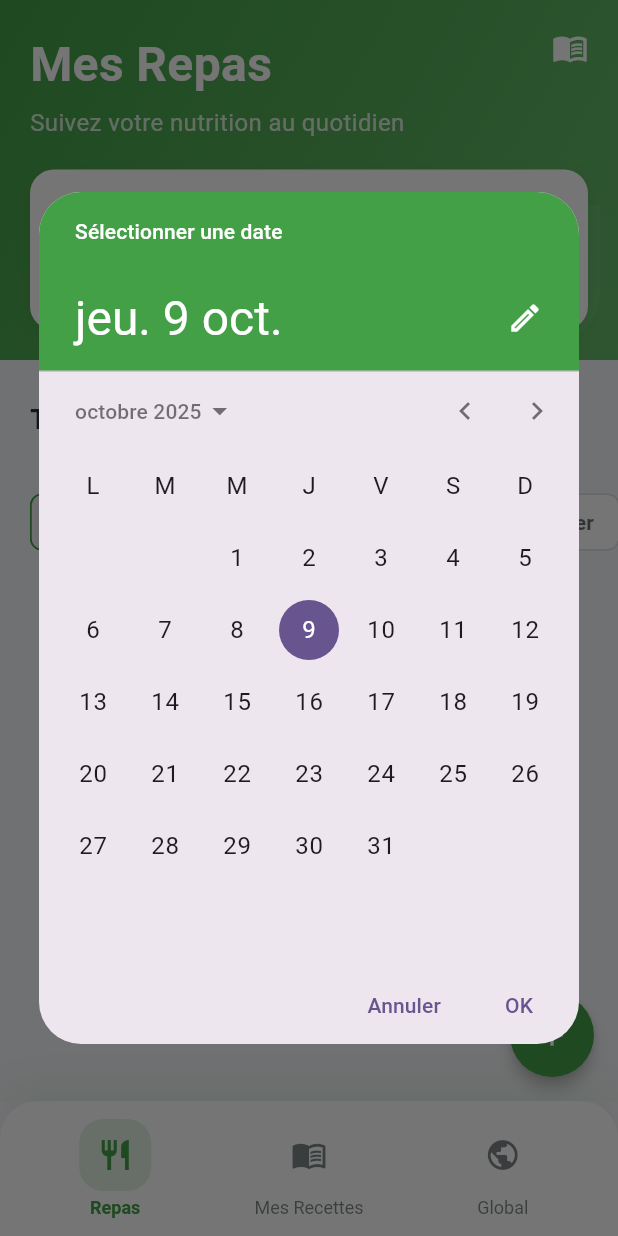
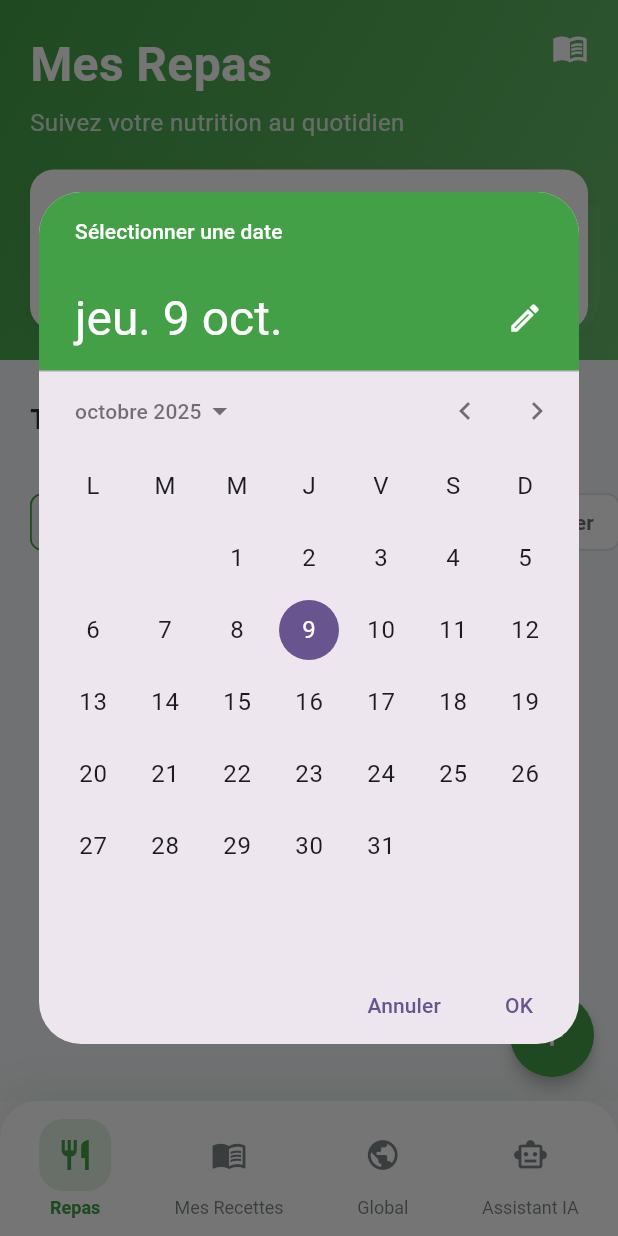
Before and after one commit to monta100/Projet_Mobile, a Flutter app: the screen it shows after launch, after a tap on the "calendar today" icon, on a phone screen of 412 x 824 dp. Run offline on Flutter 3.47's test engine with Material 3 defaults, Android fonts, the light colour scheme and no system bars; our stand-ins replace animate_do, image_picker, sqflite; accounts and stored records are empty.

Commit message:
Add AI chatbot assistant for meal and recipe suggestions
Introduces a new ChatbotRepasScreen with a conversational AI assistant (Snacky) for meal ideas, recipe suggestions, and nutrition discussions. Adds NutriBotBrain and OpenRouterService to handle user intent, interact with an AI API, and store meals/recipes in the database. Updates main navigation to include the chatbot and adds the animate_do package for UI animations.

```diff
--- /dev/null
+++ b/app_nutrition/lib/Screens/chatbot_repas_screen.dart
@@ -0,0 +1,245 @@
+// ignore_for_file: use_super_parameters, library_private_types_in_public_api, unused_element
+
+import 'package:flutter/material.dart';
+import 'package:animate_do/animate_do.dart';
+import '../Services/openrouter_service.dart';
+import '../Theme/app_colors.dart' as theme_colors;
+import '../Services/nutribot_brain.dart';
+
+class ChatbotRepasScreen extends StatefulWidget {
+  const ChatbotRepasScreen({Key? key}) : super(key: key);
+
+  @override
+  State<ChatbotRepasScreen> createState() => _ChatbotRepasScreenState();
+}
+
+class _ChatbotRepasScreenState extends State<ChatbotRepasScreen> {
+  final TextEditingController _controller = TextEditingController();
+  final ScrollController _scrollController = ScrollController();
+  final List<Map<String, String>> _messages = [];
+  final OpenRouterService _openRouter = OpenRouterService();
+  final NutriBotBrain _brain = NutriBotBrain();
+
+  bool _isLoading = false;
+
+  @override
+  void initState() {
+    super.initState();
+    _greetUser();
+  }
+
+  /// 👋 Message d’accueil personnalisé
+  Future<void> _greetUser() async {
+    await Future.delayed(const Duration(milliseconds: 700));
+    setState(() {
+      _messages.add({
+        "sender": "bot",
+        "text":
+            "👋 Coucou ! Moi c’est **Snacky 🍊**, ton compagnon de cuisine et de bien-être 🥗.\nJe peux te proposer des repas, t’écrire des recettes, ou juste papoter 😄.\nAlors, on cuisine quoi aujourd’hui ? 👨‍🍳",
+      });
+    });
+  }
+
+  /// 💬 Envoi de message utilisateur
+  Future<void> _sendMessage() async {
+    final text = _controller.text.trim();
+    if (text.isEmpty) return;
+
+    setState(() {
+      _messages.add({"sender": "user", "text": text});
+      _controller.clear();
+      _isLoading = true;
+    });
+
+    // Scroll vers le bas
+    Future.delayed(const Duration(milliseconds: 100), () {
+      _scrollController.animateTo(
+        _scrollController.position.maxScrollExtent + 120,
+        duration: const Duration(milliseconds: 300),
+        curve: Curves.easeOut,
+      );
+    });
+
+    final response = await _brain.process(text);
+
+    setState(() {
+      _messages.add({"sender": "bot", "text": response});
+      _isLoading = false;
+    });
+
+    Future.delayed(const Duration(milliseconds: 200), () {
+      _scrollController.animateTo(
+        _scrollController.position.maxScrollExtent + 150,
+        duration: const Duration(milliseconds: 300),
+        curve: Curves.easeOut,
+      );
+    });
+  }
+
+  @override
+  Widget build(BuildContext context) {
+    return Scaffold(
+      backgroundColor: const Color(0xFFFAFAFA),
+      appBar: AppBar(
+        backgroundColor: theme_colors.AppColors.primaryColor,
+        elevation: 0,
+        title: Row(
+          children: const [
+            CircleAvatar(
+              radius: 18,
+              backgroundColor: Colors.white,
+              child: Text("🍊", style: TextStyle(fontSize: 20)),
+            ),
+            SizedBox(width: 10),
+            Text(
+              "Snacky",
+              style: TextStyle(
+                fontWeight: FontWeight.bold,
+                fontSize: 18,
+                color: Colors.white,
+                letterSpacing: 0.5,
+              ),
+            ),
+          ],
+        ),
+      ),
+      body: Column(
+        children: [
+          Expanded(
+            child: ListView.builder(
+              controller: _scrollController,
+              padding: const EdgeInsets.all(12),
+              itemCount: _messages.length,
+              itemBuilder: (context, index) {
+                final msg = _messages[index];
+                final isUser = msg["sender"] == "user";
+
+                return FadeInUp(
+                  duration: const Duration(milliseconds: 300),
+                  child: Align(
+                    alignment: isUser
+                        ? Alignment.centerRight
+                        : Alignment.centerLeft,
+                    child: Container(
+                      margin: EdgeInsets.symmetric(
+                        vertical: 8,
+                        horizontal: isUser ? 40 : 8,
+                      ),
+                      padding: const EdgeInsets.all(14),
+                      decoration: BoxDecoration(
+                        color: isUser
+                            ? theme_colors.AppColors.primaryColor
+                            : Colors.white,
+                        borderRadius: BorderRadius.only(
+                          topLeft: const Radius.circular(20),
+                          topRight: const Radius.circular(20),
+                          bottomLeft: Radius.circular(
+                            isUser ? 20 : 0,
+                          ), // bulle arrondie
+                          bottomRight: Radius.circular(
+                            isUser ? 0 : 20,
+                          ), // inverse
+                        ),
+                        boxShadow: [
+                          BoxShadow(
+                            color: Colors.black12.withOpacity(0.05),
+                            blurRadius: 8,
+                            offset: const Offset(2, 4),
+                          ),
+                        ],
+                      ),
+                      child: Text(
+                        msg["text"] ?? "",
+                        style: TextStyle(
+                          fontSize: 16,
+                          color: isUser ? Colors.white : Colors.black87,
+                          height: 1.45,
+                        ),
+                      ),
+                    ),
+                  ),
+                );
+              },
+            ),
+          ),
+
+          // Loader de réflexion Snacky
+          if (_isLoading)
+            Padding(
+              padding: const EdgeInsets.symmetric(vertical: 12),
+              child: Row(
+                mainAxisAlignment: MainAxisAlignment.center,
+                children: const [
+                  SizedBox(
+                    height: 18,
+                    width: 18,
+                    child: CircularProgressIndicator(
+                      strokeWidth: 2,
+                      color: Colors.orange,
+                    ),
+                  ),
+                  SizedBox(width: 8),
+                  Text(
+                    "Snacky réfléchit à une idée délicieuse... 🍳",
+                    style: TextStyle(
+                      fontStyle: FontStyle.italic,
+                      color: Colors.grey,
+                    ),
+                  ),
+                ],
+              ),
+            ),
+
+          // Champ d'entrée
+          Container(
+            color: Colors.white,
+            padding: const EdgeInsets.symmetric(horizontal: 10, vertical: 6),
+            child: SafeArea(
+              child: Row(
+                children: [
+                  Expanded(
+                    child: Container(
+                      padding: const EdgeInsets.symmetric(horizontal: 16),
+                      decoration: BoxDecoration(
+                        color: Colors.orange.shade50,
+                        borderRadius: BorderRadius.circular(30),
+                        border: Border.all(color: Colors.orange.shade200),
+                      ),
+                      child: TextField(
+                        controller: _controller,
+                        decoration: const InputDecoration(
+                          hintText: "Dis quelque chose à Snacky 🍊",
+                          border: InputBorder.none,
+                        ),
+                        onSubmitted: (_) => _sendMessage(),
+                      ),
+                    ),
+                  ),
+                  const SizedBox(width: 8),
+                  GestureDetector(
+                    onTap: _sendMessage,
+                    child: Container(
+                      decoration: BoxDecoration(
+                        color: Colors.orange.shade400,
+                        shape: BoxShape.circle,
+                        boxShadow: [
+                          BoxShadow(
+                            color: Colors.orangeAccent.withOpacity(0.4),
+                            blurRadius: 10,
+                            offset: const Offset(0, 3),
+                          ),
+                        ],
+                      ),
+                      padding: const EdgeInsets.all(12),
+                      child: const Icon(Icons.send, color: Colors.white),
+                    ),
+                  ),
+                ],
+              ),
+            ),
+          ),
+        ],
+      ),
+    );
+  }
+}
--- a/app_nutrition/lib/Screens/main_navigation_screen.dart
+++ b/app_nutrition/lib/Screens/main_navigation_screen.dart
@@ -5,6 +5,7 @@ import '../Theme/app_colors.dart' as theme_colors;
 import 'repas_list_screen.dart';
 import 'my_recettes_screen.dart';
 import 'recettes_global_screen.dart';
+import 'chatbot_repas_screen.dart';
 
 class MainNavigationScreen extends StatefulWidget {
   const MainNavigationScreen({Key? key}) : super(key: key);
@@ -23,6 +24,8 @@ class _MainNavigationScreenState extends State<MainNavigationScreen>
     RepasListScreen(),
     MyRecettesScreen(),
     RecettesGlobalScreen(),
+    ChatbotRepasScreen(), // 👈 ajouté ici
+
   ];
 
   final List<NavigationItem> _navigationItems = [
@@ -44,6 +47,12 @@ class _MainNavigationScreenState extends State<MainNavigationScreen>
       label: 'Global',
       color: Colors.teal,
     ),
+     NavigationItem(
+    icon: Icons.smart_toy_outlined, // 🤖 icône de chatbot
+    activeIcon: Icons.smart_toy,
+    label: 'Assistant IA',
+    color: Colors.deepOrange, // couleur qui ressort bien
+  ),
   ];
 
   @override
--- a/app_nutrition/pubspec.yaml
+++ b/app_nutrition/pubspec.yaml
@@ -36,6 +36,7 @@ dependencies:
   path: ^1.9.0
   image_picker: ^1.1.1
 
+  animate_do: ^3.1.2
 
 
   # The following adds the Cupertino Icons font to your application.
```
Also changed, not shown: app_nutrition/lib/Services/nutribot_brain.dart (added, +128 -0 lines), app_nutrition/lib/Services/openrouter_service.dart (added, +152 -0 lines), app_nutrition/pubspec.lock.
